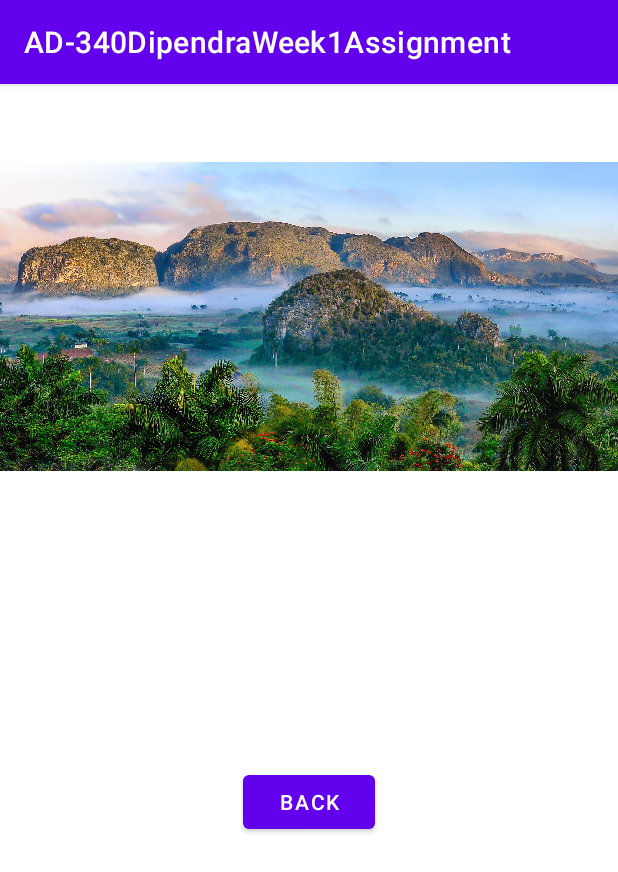
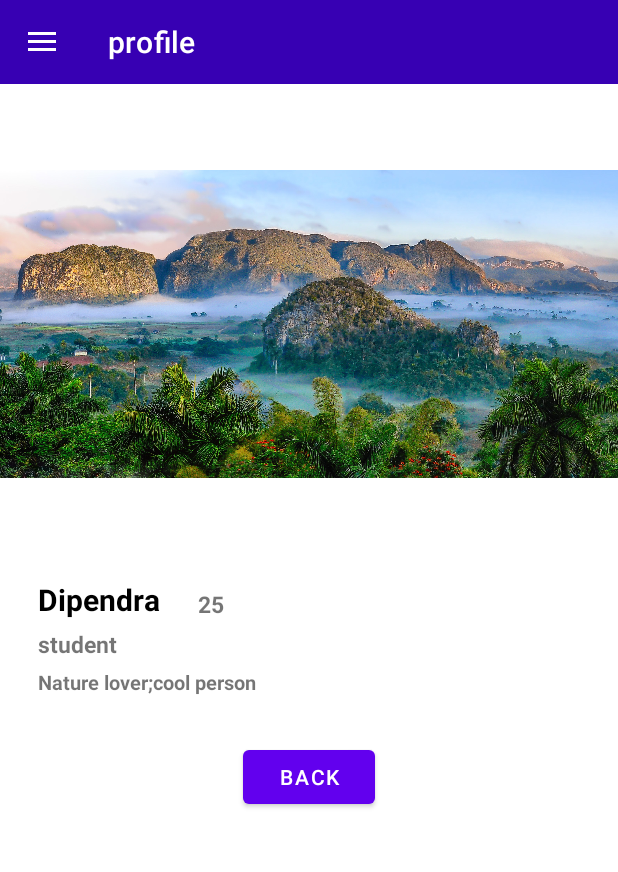
Before and after one commit to DipendraShiwakoti/AD340-MobileAppDevelopment, an Android app: the WelcomeScreen screen opened directly, with no data from a screen before it, on a phone screen of 412 x 824 dp. Shown: the top 872 px of the screen. Run offline under Robolectric (Android 15) with nearby library versions, the phone set to English and light mode, and no system bars.

Commit message:
Assignment 4 update

```diff
--- a/app/build.gradle
+++ b/app/build.gradle
@@ -41,9 +41,12 @@ dependencies {
     androidTestImplementation('androidx.test.espresso:espresso-contrib:3.4.0') {
         exclude module: "protobuf-lite"
     }
+    implementation 'androidx.legacy:legacy-support-v4:1.0.0'
     testImplementation 'junit:junit:4.13.2'
     androidTestImplementation 'androidx.test.ext:junit:1.1.3'
     androidTestImplementation 'androidx.test.espresso:espresso-core:3.4.0'
     implementation platform('com.google.firebase:firebase-bom:29.3.1')
 
+
+
 }
--- a/app/src/main/java/com/example/ad_340dipendraweek1assignment/ProfileFragment.java
+++ b/app/src/main/java/com/example/ad_340dipendraweek1assignment/ProfileFragment.java
@@ -10,7 +10,7 @@ import android.view.ViewGroup;
 import android.widget.TextView;
 
 public class ProfileFragment extends Fragment {
-    ProfileData profileDate;
+    ProfileData profileData;
 
     @Override
     public View onCreateView(LayoutInflater inflater, ViewGroup container,
@@ -23,10 +23,17 @@ public class ProfileFragment extends Fragment {
         TextView age = view.findViewById(R.id.age);
         TextView description = view.findViewById(R.id.descriptionField);
 
+        if (this.profileData != null) {
+            name.setText(this.profileData.getName());
+            age.setText(getString(R.string.Mark) + this.profileData.getAge());
+            occupation.setText(this.profileData.getOccupation());
+            description.setText(this.profileData.getDescription());
+        }
+
         return view;
     }
 
-    public void setProfileDate (ProfileData profileData) {
-        this.profileDate = profileData;
+    public void setProfileData(ProfileData profileData) {
+        this.profileData = profileData;
     }
 }
--- a/app/src/main/java/com/example/ad_340dipendraweek1assignment/WelcomeScreen.java
+++ b/app/src/main/java/com/example/ad_340dipendraweek1assignment/WelcomeScreen.java
@@ -2,52 +2,139 @@
 package com.example.ad_340dipendraweek1assignment;
 
 
+import androidx.appcompat.app.ActionBarDrawerToggle;
+import androidx.appcompat.app.AppCompatActivity;
+import androidx.appcompat.widget.Toolbar;
+import androidx.core.view.GravityCompat;
+import androidx.drawerlayout.widget.DrawerLayout;
+import androidx.fragment.app.Fragment;
+import androidx.fragment.app.FragmentManager;
+
 import android.content.Intent;
+import android.content.res.Configuration;
 import android.os.Bundle;
+import android.util.Log;
+import android.view.MenuItem;
 import android.view.View;
-import android.widget.TextView;
 
-import androidx.appcompat.app.AppCompatActivity;
-
+import com.google.android.material.navigation.NavigationView;
 
 public class WelcomeScreen extends AppCompatActivity {
 
-    private TextView name;
-    private TextView occupation;
-    private TextView age;
-    private TextView description;
-
+    private Toolbar toolbar;
+    private DrawerLayout drawer;
+    private NavigationView navDrawer;
+    private ActionBarDrawerToggle drawerToggle;
 
     @Override
     protected void onCreate(Bundle savedInstanceState) {
         super.onCreate(savedInstanceState);
         setContentView(R.layout.activity_welcomescreen);
-        name = findViewById(R.id.name);
-        occupation =findViewById(R.id.occupation);
-        age = findViewById(R.id.age);
-        description = findViewById(R.id.description);
+
+        toolbar = findViewById(R.id.toolbar);
+        setSupportActionBar(toolbar);
+
+        // this displays <- which will replace later
+        getSupportActionBar().setDisplayHomeAsUpEnabled(true);
+
+        drawer = findViewById(R.id.drawer_layout);
+        drawerToggle = setupDrawerToggle();
+
+        navDrawer = findViewById(R.id.navDrawer);
 
         Intent intent = getIntent();
         Bundle bundle = intent.getExtras();
 
+        ProfileData profileData = null;
         if (bundle != null) {
-            if (bundle.containsKey(Constants.USERNAME_KEY)) {
-                name.setText(bundle.getString(Constants.USERNAME_KEY));
-            }
-            if (bundle.containsKey(Constants.AGE_KEY)) {
-                age.setText("" + bundle.getInt(Constants.AGE_KEY));
-            }
-            if (bundle.containsKey(Constants.OCCUPATION_KEY)) {
-                occupation.setText(bundle.getString(Constants.OCCUPATION_KEY));
-            }
-            if (bundle.containsKey(Constants.DESCRIPTION_KEY)){
-                description.setText(bundle.getString(Constants.DESCRIPTION_KEY));
+            if (bundle.containsKey(Constants.USERNAME_KEY) && bundle.containsKey(Constants.AGE_KEY)
+                    && bundle.containsKey(Constants.OCCUPATION_KEY)
+                    && bundle.containsKey(Constants.DESCRIPTION_KEY)) {
+                profileData = new ProfileData(bundle.getString(Constants.USERNAME_KEY),
+                        bundle.getInt(Constants.AGE_KEY),
+                        bundle.getString(Constants.OCCUPATION_KEY),
+                        bundle.getString(Constants.DESCRIPTION_KEY));
             }
         }
+
+        setupDrawerContent(navDrawer, profileData);
+
+        ProfileFragment profileFragment = new ProfileFragment();
+        profileFragment.setProfileData(profileData);
+        FragmentManager fragmentManager = getSupportFragmentManager();
+        fragmentManager.beginTransaction().replace(R.id.content, profileFragment).commit();
+        setTitle(getString(R.string.profile));
+    }
+
+    private ActionBarDrawerToggle setupDrawerToggle() {
+        return new ActionBarDrawerToggle(this, drawer, toolbar, R.string.drawer_open,
+                R.string.drawer_close);
+    }
+
+    @Override
+    protected void onPostCreate(Bundle savedInstanceState) {
+        super.onPostCreate(savedInstanceState);
+        // Sync the toggle state after onRestoreInstanceState has occurred.
+        drawerToggle.syncState();
+    }
+
+    @Override
+    public void onConfigurationChanged(Configuration newConfig) {
+        super.onConfigurationChanged(newConfig);
+        // Pass any configuration change to the drawer toggles
+        drawerToggle.onConfigurationChanged(newConfig);
+    }
+
+    private void setupDrawerContent(NavigationView navigationView, ProfileData profileData) {
+        navigationView.setNavigationItemSelectedListener(
+                menuItem -> {
+                    selectDrawerItem(menuItem, profileData);
+                    return true;
+                });
+    }
+
+    public void selectDrawerItem(MenuItem menuItem, ProfileData profileData) {
+        // Create a new fragment and specify the fragment to show based on nav item clicked
+        Fragment fragment = null;
+        switch(menuItem.getItemId()) {
+            case R.id.profile_menu_item:
+                ProfileFragment profileFragment = new ProfileFragment();
+                profileFragment.setProfileData(profileData);
+                fragment = profileFragment;
+                break;
+            case R.id.matches_menu_item:
+                fragment = new MatchesFragment();
+                break;
+            case R.id.settings_menu_item:
+                fragment = new SettingFragment();
+                break;
+            default:
+                ProfileFragment defaultProfileFragment = new ProfileFragment();
+                defaultProfileFragment.setProfileData(profileData);
+                fragment = defaultProfileFragment;
+        }
+
+        FragmentManager fragmentManager = getSupportFragmentManager();
+        fragmentManager.beginTransaction().replace(R.id.content, fragment).commit();
+
+        // Highlight the selected item has been done by NavigationView
+        menuItem.setChecked(true);
+        // Set action bar title
+        setTitle(menuItem.getTitle());
+        // Close the navigation drawer
+        drawer.closeDrawers();
+    }
+
+    @Override
+    public boolean onOptionsItemSelected(MenuItem item) {
+        Log.i(WelcomeScreen.class.getSimpleName(), "" + item.getItemId());
+        if (drawerToggle.onOptionsItemSelected(item)) {
+            return true;
+        }
+        return super.onOptionsItemSelected(item);
     }
 
     public void onBackClick(View view) {
-
         finish();
     }
 }
--- a/app/src/main/res/layout/activity_welcomescreen.xml
+++ b/app/src/main/res/layout/activity_welcomescreen.xml
@@ -1,64 +1,37 @@
 <?xml version="1.0" encoding="utf-8"?>
-<RelativeLayout xmlns:android="http://schemas.android.com/apk/res/android"
-    xmlns:tools="http://schemas.android.com/tools"
-    android:layout_width="match_parent"
-    android:layout_height="match_parent"
-    tools:context=".WelcomeScreen">
-
-    <ImageView
-        android:id="@+id/profilePicture"
-        android:layout_width="match_parent"
-        android:layout_height="@dimen/three_ten_dp"
-        android:contentDescription="@string/the_picture_of_nature"
-        android:src="@drawable/nature" />
-
-    <TextView
-        android:id = "@+id/name"
-        android:layout_width="wrap_content"
-        android:layout_height="wrap_content"
-        android:layout_below = "@id/profilePicture"
-        android:layout_marginStart="@dimen/twenty_dp"
-        android:layout_marginTop="@dimen/twenty_dp"
-        android:textSize="30sp"
-        android:textStyle="bold"
-        android:textColor="@color/black" />
-    <TextView
-        android:id="@+id/age"
-        android:layout_width="wrap_content"
-        android:layout_height="wrap_content"
-        android:layout_below="@+id/profilePicture"
-        android:layout_toEndOf="@+id/name"
-        android:layout_alignBottom="@+id/name"
-        android:gravity="bottom"
-        android:layout_marginStart="@dimen/twenty_dp"
-        android:layout_marginTop="@dimen/twenty_dp"
-        android:textSize="@dimen/twenty_sp" />
-
-    <TextView
-        android:id="@+id/occupation"
-        android:layout_width="wrap_content"
-        android:layout_height="wrap_content"
-        android:layout_below="@+id/name"
-        android:layout_marginStart="20dp"
-        android:layout_marginTop="@dimen/five_dp" />
-
-    <TextView
-        android:id="@+id/description"
-        android:layout_width="wrap_content"
-        android:layout_height="wrap_content"
-        android:layout_below="@+id/occupation"
-        android:layout_marginStart="@dimen/twenty_dp"
-        android:layout_marginTop="@dimen/twenty_dp" />
 
 
-    <Button
-        android:id="@+id/backButton"
+<androidx.drawerlayout.widget.DrawerLayout
+    xmlns:android="http://schemas.android.com/apk/res/android"
+    xmlns:app="http://schemas.android.com/apk/res-auto"
+    android:id="@+id/drawer_layout"
+    android:layout_width="match_parent"
+    android:layout_height="match_parent">
+
+    <LinearLayout
+        android:layout_width="match_parent"
+        android:layout_height="match_parent"
+        android:orientation="vertical">
+
+        <!-- The ActionBar displayed at the top -->
+        <include
+            layout="@layout/toolbar"
+            android:layout_width="match_parent"
+            android:layout_height="wrap_content" />
+
+        <!-- The main content view where fragments are loaded -->
+        <FrameLayout
+            android:id="@+id/content"
+            app:layout_behavior="@string/appbar_scrolling_view_behavior"
+            android:layout_width="match_parent"
+            android:layout_height="match_parent" />
+    </LinearLayout>
+
+    <com.google.android.material.navigation.NavigationView
+        android:id="@+id/navDrawer"
         android:layout_width="wrap_content"
-        android:layout_height="wrap_content"
-        android:layout_below="@id/description"
-        android:layout_centerHorizontal="true"
-        android:layout_marginTop="@dimen/twenty_dp"
-        android:onClick="onBackClick"
-        android:text="@string/back" />
-
-</RelativeLayout>
+        android:layout_height="match_parent"
+        android:layout_gravity="start"
+        android:background="@android:color/white"
+        app:menu="@menu/drawer_view" />
+</androidx.drawerlayout.widget.DrawerLayout>
--- a/app/src/main/res/layout/fragment_matches.xml
+++ b/app/src/main/res/layout/fragment_matches.xml
@@ -5,8 +5,8 @@
     android:layout_height="match_parent"
     tools:context=".MatchesFragment">
 
-    <!-- TODO: Update blank fragment layout -->
     <TextView
+        android:id="@+id/matchesTextView"
         android:layout_width="match_parent"
         android:layout_height="match_parent"
         android:text="@string/this_is_where_matches_will_go" />
--- /dev/null
+++ b/app/src/main/res/layout/toolbar.xml
@@ -0,0 +1,12 @@
+<?xml version="1.0" encoding="utf-8"?>
+<androidx.appcompat.widget.Toolbar
+    xmlns:android="http://schemas.android.com/apk/res/android"
+    xmlns:app="http://schemas.android.com/apk/res-auto"
+    android:id="@+id/toolbar"
+    android:layout_height="wrap_content"
+    android:layout_width="match_parent"
+    android:fitsSystemWindows="true"
+    android:minHeight="?attr/actionBarSize"
+    app:theme="@style/ThemeOverlay.AppCompat.Dark.ActionBar"
+    android:background="?attr/colorPrimaryDark">
+</androidx.appcompat.widget.Toolbar>
--- /dev/null
+++ b/app/src/main/res/menu/drawer_view.xml
@@ -0,0 +1,15 @@
+<?xml version="1.0" encoding="utf-8"?>
+<menu xmlns:android="http://schemas.android.com/apk/res/android">
+    <group android:checkableBehavior="single">
+        <item
+            android:id="@+id/profile_menu_item"
+            android:title="@string/profile"
+            android:checked="true" />
+        <item
+            android:id="@+id/matches_menu_item"
+            android:title="@string/matches" />
+        <item
+            android:id="@+id/settings_menu_item"
+            android:title="@string/settings" />
+    </group>
+</menu>
--- a/app/src/main/res/values/strings.xml
+++ b/app/src/main/res/values/strings.xml
@@ -29,4 +29,10 @@
     <string name="Eighteen_years">You should be 18 years</string>
     <string name="Date_Of_birth">input date of birth</string>
     <string name="twenty_eight">28</string>
+    <string name="profile">profile</string>
+    <string name="matches">matches</string>
+    <string name="settings">settings</string>
+    <string name="drawer_open">Open navigation drawer</string>
+    <string name="drawer_close">close navigation drawer</string>
+    <string name="Mark" />
 </resources>
--- a/app/src/main/res/values/themes.xml
+++ b/app/src/main/res/values/themes.xml
@@ -1,6 +1,6 @@
 <resources xmlns:tools="http://schemas.android.com/tools">
     <!-- Base application theme. -->
-    <style name="Theme.AD340DipendraWeek1Assignment" parent="Theme.MaterialComponents.DayNight.DarkActionBar">
+    <style name="Theme.AD340DipendraWeek1Assignment" parent="Theme.MaterialComponents.DayNight.NoActionBar">
         <!-- Primary brand color. -->
         <item name="colorPrimary">@color/purple_500</item>
         <item name="colorPrimaryVariant">@color/purple_700</item>
```
Also changed, not shown: app/src/main/java/com/example/ad_340dipendraweek1assignment/ProfileData.java (+16 -0 lines), 1 other file.
